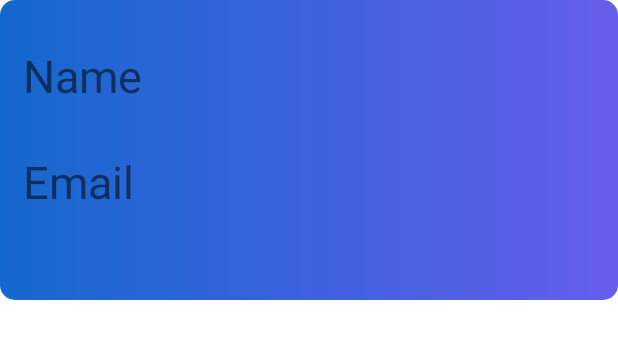
After one commit to Ayaabed22/Store-Application, an Android app: the layout nav_header.xml on its own in the app's theme, with its tools: preview values and no code run, on a phone screen of 412 x 824 dp. The commit adds this screen. Shown: the top 339 px of the screen. Run offline under Robolectric (Android 15) with nearby library versions, the phone set to English and light mode, and no system bars.

Commit message:
Navigation profile- favorite-cart-logout

```diff
--- a/app/src/main/AndroidManifest.xml
+++ b/app/src/main/AndroidManifest.xml
@@ -14,6 +14,9 @@
         android:theme="@style/Theme.StoreApplication"
         tools:targetApi="31">
         <activity
+            android:name=".Profile"
+            android:exported="false" />
+        <activity
             android:name=".MainActivity"
             android:exported="true">
             <intent-filter>
--- /dev/null
+++ b/app/src/main/res/drawable/ic_baseline_exit_to_app_24.xml
@@ -0,0 +1,5 @@
+<vector android:autoMirrored="true" android:height="24dp"
+    android:tint="#000000" android:viewportHeight="24"
+    android:viewportWidth="24" android:width="24dp" xmlns:android="http://schemas.android.com/apk/res/android">
+    <path android:fillColor="@android:color/white" android:pathData="M10.09,15.59L11.5,17l5,-5 -5,-5 -1.41,1.41L12.67,11H3v2h9.67l-2.58,2.59zM19,3H5c-1.11,0 -2,0.9 -2,2v4h2V5h14v14H5v-4H3v4c0,1.1 0.89,2 2,2h14c1.1,0 2,-0.9 2,-2V5c0,-1.1 -0.9,-2 -2,-2z"/>
+</vector>
--- /dev/null
+++ b/app/src/main/res/drawable/ic_baseline_favorite_24.xml
@@ -0,0 +1,5 @@
+<vector android:height="24dp" android:tint="#000000"
+    android:viewportHeight="24" android:viewportWidth="24"
+    android:width="24dp" xmlns:android="http://schemas.android.com/apk/res/android">
+    <path android:fillColor="@android:color/white" android:pathData="M12,21.35l-1.45,-1.32C5.4,15.36 2,12.28 2,8.5 2,5.42 4.42,3 7.5,3c1.74,0 3.41,0.81 4.5,2.09C13.09,3.81 14.76,3 16.5,3 19.58,3 22,5.42 22,8.5c0,3.78 -3.4,6.86 -8.55,11.54L12,21.35z"/>
+</vector>
--- /dev/null
+++ b/app/src/main/res/drawable/ic_baseline_person_24.xml
@@ -0,0 +1,5 @@
+<vector android:height="24dp" android:tint="#000000"
+    android:viewportHeight="24" android:viewportWidth="24"
+    android:width="24dp" xmlns:android="http://schemas.android.com/apk/res/android">
+    <path android:fillColor="@android:color/white" android:pathData="M12,12c2.21,0 4,-1.79 4,-4s-1.79,-4 -4,-4 -4,1.79 -4,4 1.79,4 4,4zM12,14c-2.67,0 -8,1.34 -8,4v2h16v-2c0,-2.66 -5.33,-4 -8,-4z"/>
+</vector>
--- /dev/null
+++ b/app/src/main/res/drawable/ic_baseline_shopping_cart_24.xml
@@ -0,0 +1,5 @@
+<vector android:height="24dp" android:tint="#000000"
+    android:viewportHeight="24" android:viewportWidth="24"
+    android:width="24dp" xmlns:android="http://schemas.android.com/apk/res/android">
+    <path android:fillColor="@android:color/white" android:pathData="M7,18c-1.1,0 -1.99,0.9 -1.99,2S5.9,22 7,22s2,-0.9 2,-2 -0.9,-2 -2,-2zM1,2v2h2l3.6,7.59 -1.35,2.45c-0.16,0.28 -0.25,0.61 -0.25,0.96 0,1.1 0.9,2 2,2h12v-2L7.42,15c-0.14,0 -0.25,-0.11 -0.25,-0.25l0.03,-0.12 0.9,-1.63h7.45c0.75,0 1.41,-0.41 1.75,-1.03l3.58,-6.49c0.08,-0.14 0.12,-0.31 0.12,-0.48 0,-0.55 -0.45,-1 -1,-1L5.21,4l-0.94,-2L1,2zM17,18c-1.1,0 -1.99,0.9 -1.99,2s0.89,2 1.99,2 2,-0.9 2,-2 -0.9,-2 -2,-2z"/>
+</vector>
--- /dev/null
+++ b/app/src/main/res/drawable/ic_menu.xml
@@ -0,0 +1,5 @@
+<vector android:autoMirrored="true" android:height="24dp"
+    android:tint="#FD252525" android:viewportHeight="24"
+    android:viewportWidth="24" android:width="24dp" xmlns:android="http://schemas.android.com/apk/res/android">
+    <path android:fillColor="@android:color/white" android:pathData="M9,18h12v-2L9,16v2zM3,6v2h18L21,6L3,6zM9,13h12v-2L9,11v2z"/>
+</vector>
--- /dev/null
+++ b/app/src/main/res/drawable/shap_btn.xml
@@ -0,0 +1,22 @@
+<?xml version="1.0" encoding="utf-8"?>
+<selector xmlns:android="http://schemas.android.com/apk/res/android">
+
+    <item>
+
+        <shape android:shape="rectangle" >
+
+            <!--shape rounded corners-->
+            <corners android:radius="10dp"/>
+
+            <gradient
+                android:startColor="@color/ColorApp"
+                android:endColor="#665DED"
+                android:type="linear"
+                />
+
+        </shape>
+
+    </item>
+
+
+</selector>
--- /dev/null
+++ b/app/src/main/res/layout/nav_header.xml
@@ -0,0 +1,32 @@
+<?xml version="1.0" encoding="utf-8"?>
+<LinearLayout
+    xmlns:android="http://schemas.android.com/apk/res/android"
+    android:layout_width="match_parent"
+    android:layout_height="200dp"
+    android:orientation="vertical"
+    android:background = "@drawable/shap_btn"
+
+    >
+
+    <TextView
+        android:id="@+id/name"
+        android:layout_width="wrap_content"
+        android:layout_height="wrap_content"
+        android:text="Name"
+        android:textSize="30dp"
+        android:layout_marginStart="15dp"
+        android:layout_marginTop="30dp"/>
+
+    <TextView
+        android:id="@+id/email"
+        android:layout_width="wrap_content"
+        android:layout_height="wrap_content"
+        android:text="Email"
+        android:textSize="30dp"
+        android:layout_marginStart="15dp"
+        android:layout_marginTop="30dp"/>
+
+
+
+
+</LinearLayout>
--- a/app/src/main/res/values/colors.xml
+++ b/app/src/main/res/values/colors.xml
@@ -7,4 +7,6 @@
     <color name="teal_700">#FF018786</color>
     <color name="black">#FF000000</color>
     <color name="white">#FFFFFFFF</color>
+
+    <color name="ColorApp">#1468CD</color>
 </resources>
--- a/build.gradle
+++ b/build.gradle
@@ -2,7 +2,7 @@
 plugins {
     id 'com.android.application' version '7.2.1' apply false
     id 'com.android.library' version '7.2.1' apply false
-    id 'org.jetbrains.kotlin.android' version '1.6.10' apply false
+    id 'org.jetbrains.kotlin.android' version '1.7.10' apply false
 }
 
 task clean(type: Delete) {
```
Also changed, not shown: app/src/main/java/com/example/storeapplication/Profile.kt (added, +11 -0 lines), app/src/main/res/layout/activity_profile.xml (added, +9 -0 lines), app/src/main/res/menu/nav_menu.xml (added, +32 -0 lines).
